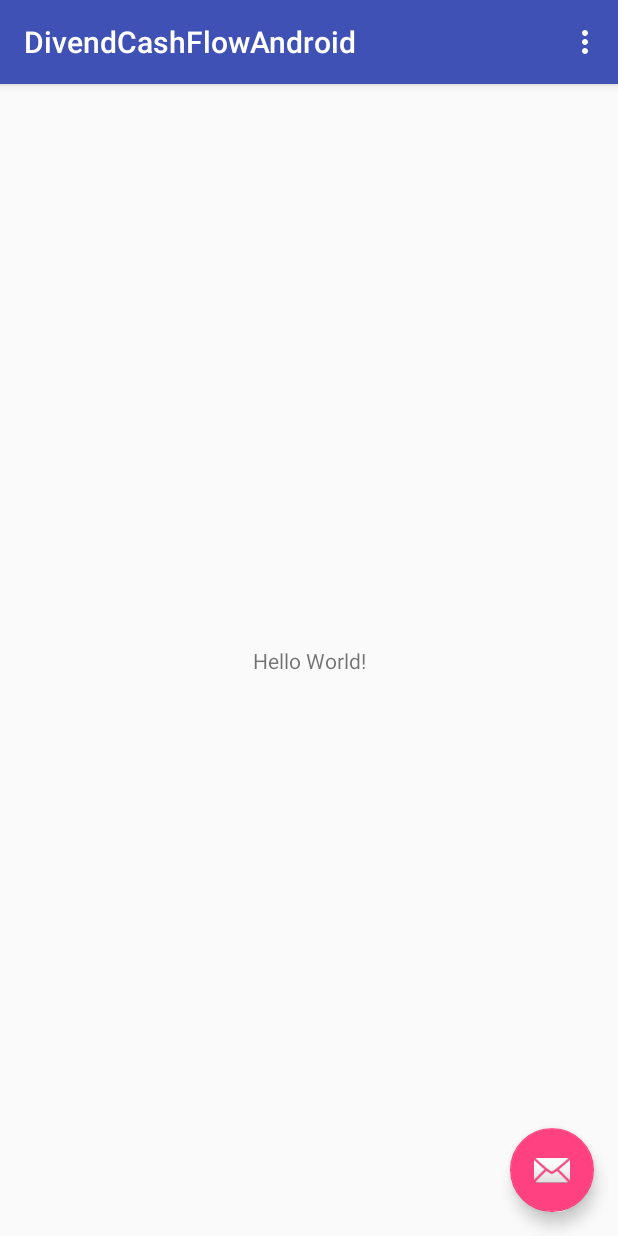
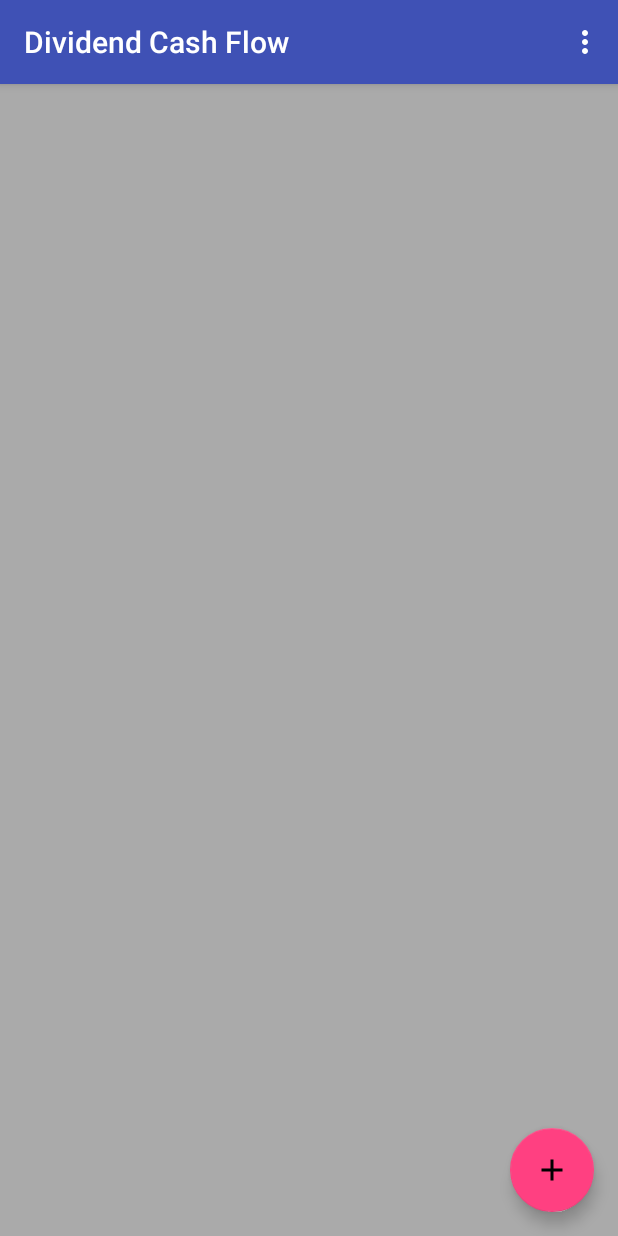
Before and after one commit to marcduby/DividendCashFlowAndroid, an Android app: the screen it shows after launch (MainActivity), on a phone screen of 412 x 824 dp. Run offline under Robolectric (Android 15) with nearby library versions, the phone set to English and light mode, and no system bars.

Commit message:
added the room view model

```diff
--- /dev/null
+++ b/app/src/main/res/drawable/ic_add_black_24dp.xml
@@ -0,0 +1,9 @@
+<vector xmlns:android="http://schemas.android.com/apk/res/android"
+        android:width="24dp"
+        android:height="24dp"
+        android:viewportWidth="24.0"
+        android:viewportHeight="24.0">
+    <path
+        android:fillColor="#FF000000"
+        android:pathData="M19,13h-6v6h-2v-6H5v-2h6V5h2v6h6v2z"/>
+</vector>
--- a/app/src/main/res/layout/activity_main.xml
+++ b/app/src/main/res/layout/activity_main.xml
@@ -28,6 +28,6 @@
         android:layout_height="wrap_content"
         android:layout_gravity="bottom|end"
         android:layout_margin="@dimen/fab_margin"
-        app:srcCompat="@android:drawable/ic_dialog_email" />
+        android:src="@drawable/ic_add_black_24dp" />
 
 </android.support.design.widget.CoordinatorLayout>
--- a/app/src/main/res/layout/content_main.xml
+++ b/app/src/main/res/layout/content_main.xml
@@ -8,13 +8,11 @@
     tools:context="com.doobs.finance.MainActivity"
     tools:showIn="@layout/activity_main">
 
-    <TextView
-        android:layout_width="wrap_content"
-        android:layout_height="wrap_content"
-        android:text="Hello World!"
-        app:layout_constraintBottom_toBottomOf="parent"
-        app:layout_constraintLeft_toLeftOf="parent"
-        app:layout_constraintRight_toRightOf="parent"
-        app:layout_constraintTop_toTopOf="parent" />
+    <android.support.v7.widget.RecyclerView
+        android:id="@+id/recyclerview"
+        android:layout_width="match_parent"
+        android:layout_height="match_parent"
+        android:background="@android:color/darker_gray"
+        tools:listitem="@layout/holding_list_item" />
 
 </android.support.constraint.ConstraintLayout>
--- a/app/src/main/res/values/strings.xml
+++ b/app/src/main/res/values/strings.xml
@@ -1,4 +1,4 @@
 <resources>
-    <string name="app_name">DivendCashFlowAndroid</string>
+    <string name="app_name">Dividend Cash Flow</string>
     <string name="action_settings">Settings</string>
 </resources>
```
Also changed, not shown: app/src/main/java/com/doobs/finance/model/HoldingViewModel.java (+36 -1 lines), app/src/main/res/layout/holding_list_item.xml (added, +20 -0 lines), app/src/main/res/values/styles.xml (+11 -0 lines), app/src/main/java/com/doobs/finance/repository/HoldingRepository.java (line endings or trailing spaces).
